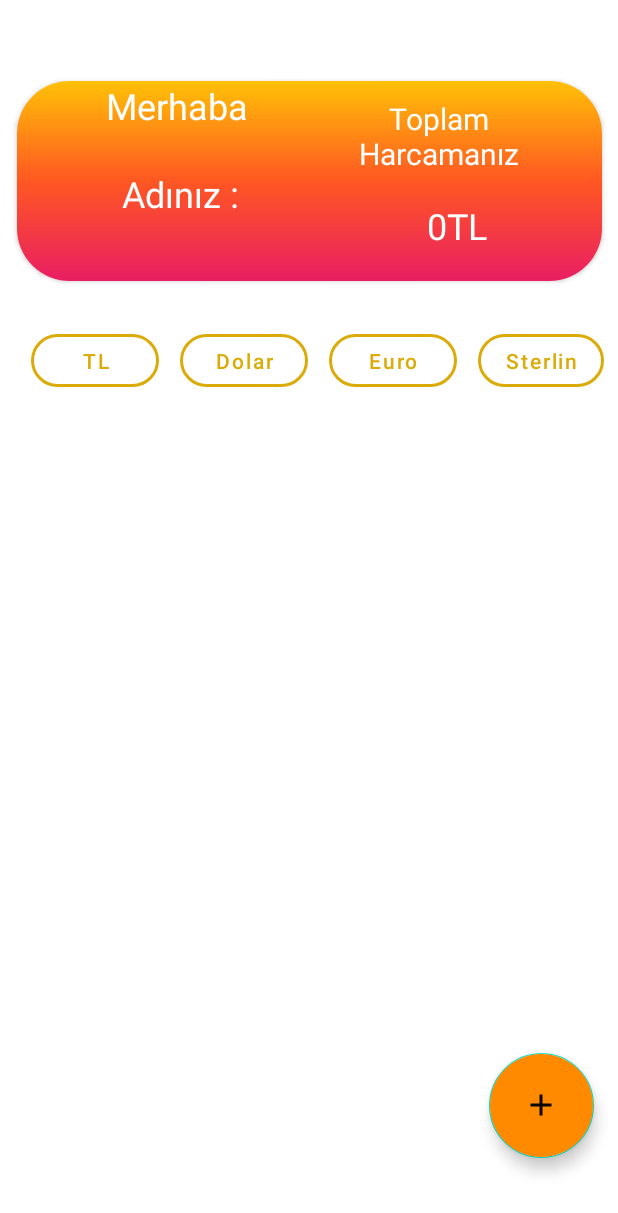
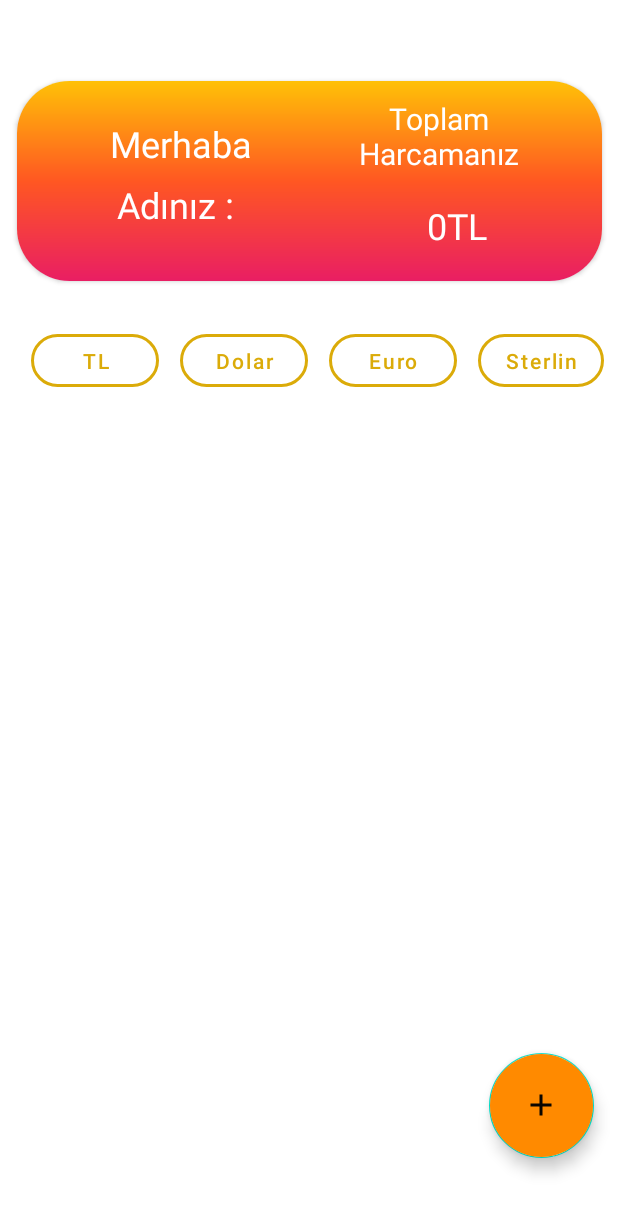
Before and after one commit to bellieray/Android-Bootcamp-Kotlin-Proje, an Android app: the AnaEkranFragment screen opened through its navigation route, on a phone screen of 412 x 824 dp. Shown: the top 1213 px of the screen. Run offline under Robolectric (Android 15) with nearby library versions, the phone set to English and light mode, and no system bars; our stand-ins replace Room's generated code.

Commit message:
Son degisikler tamamlandi

```diff
--- a/app/src/main/res/layout/fragment_ana_ekran.xml
+++ b/app/src/main/res/layout/fragment_ana_ekran.xml
@@ -120,7 +120,9 @@
         <androidx.constraintlayout.widget.ConstraintLayout
             android:layout_width="match_parent"
             android:layout_height="match_parent"
-            android:background="@drawable/backcard">
+            android:background="@drawable/backcard"
+            app:layout_constraintBottom_toBottomOf="@+id/textView10"
+            app:layout_constraintTop_toBottomOf="@+id/textView10">
 
             <TextView
                 android:id="@+id/toplamHarcamaTextGiris"
@@ -137,18 +139,16 @@
 
             <TextView
                 android:id="@+id/textView11"
-                android:layout_width="157dp"
-                android:layout_height="33dp"
-                android:layout_marginStart="28dp"
-                android:layout_marginBottom="5dp"
-                android:gravity="center"
+                android:layout_width="155dp"
+                android:layout_height="42dp"
+                android:layout_marginStart="32dp"
+                android:layout_marginTop="16dp"
+                android:gravity="bottom|center_horizontal"
                 android:text="Merhaba"
                 android:textColor="#FFFFFF"
                 android:textSize="24sp"
-                app:layout_constraintBottom_toTopOf="@+id/isimTextGiris"
                 app:layout_constraintStart_toStartOf="parent"
-                app:layout_constraintTop_toTopOf="parent"
-                app:layout_constraintVertical_bias="0.41" />
+                app:layout_constraintTop_toTopOf="parent" />
 
             <TextView
                 android:id="@+id/textView10"
@@ -166,17 +166,18 @@
 
             <TextView
                 android:id="@+id/isimTextGiris"
-                android:layout_width="160dp"
-                android:layout_height="84dp"
-                android:gravity="center_horizontal|center_vertical"
+                android:layout_width="162dp"
+                android:layout_height="62dp"
+                android:layout_marginBottom="5dp"
+                android:gravity="center_horizontal"
                 android:maxWidth="300dp"
                 android:text="Adınız : "
                 android:textColor="#FFFFFF"
                 android:textSize="24sp"
+                app:layout_constraintBottom_toBottomOf="parent"
                 app:layout_constraintEnd_toStartOf="@+id/toplamHarcamaTextGiris"
-                app:layout_constraintHorizontal_bias="0.528"
-                app:layout_constraintStart_toStartOf="parent"
-                app:layout_constraintTop_toBottomOf="@+id/textView11" />
+                app:layout_constraintHorizontal_bias="0.48"
+                app:layout_constraintStart_toStartOf="parent" />
         </androidx.constraintlayout.widget.ConstraintLayout>
     </androidx.cardview.widget.CardView>
 </androidx.constraintlayout.widget.ConstraintLayout>
```
